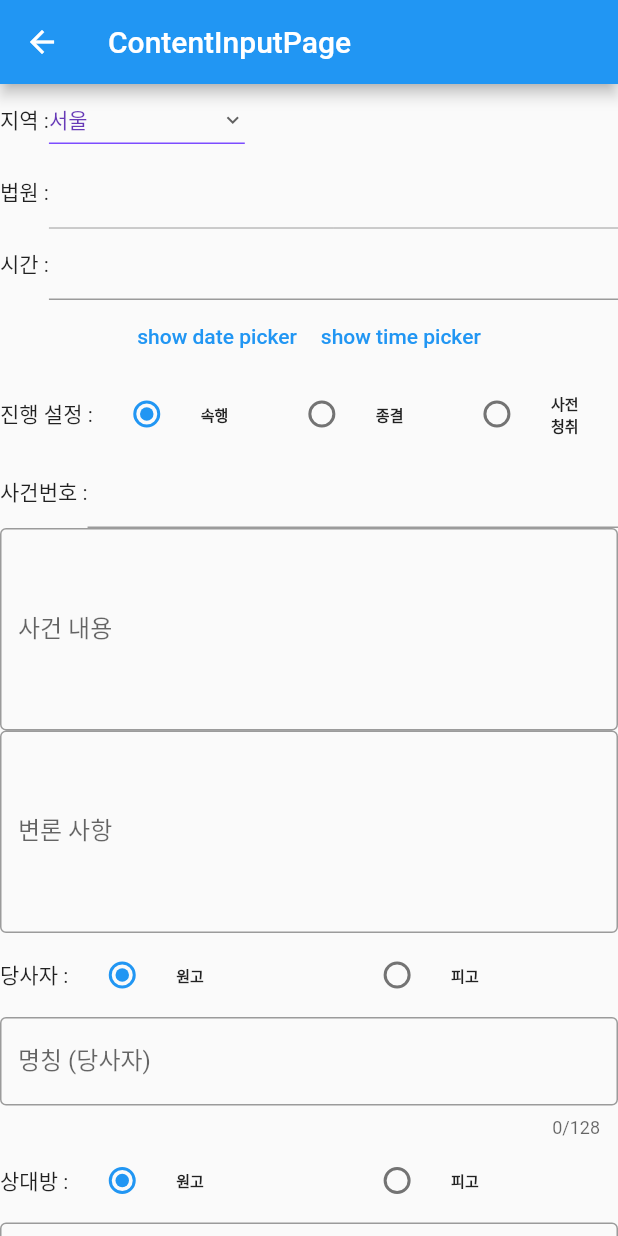
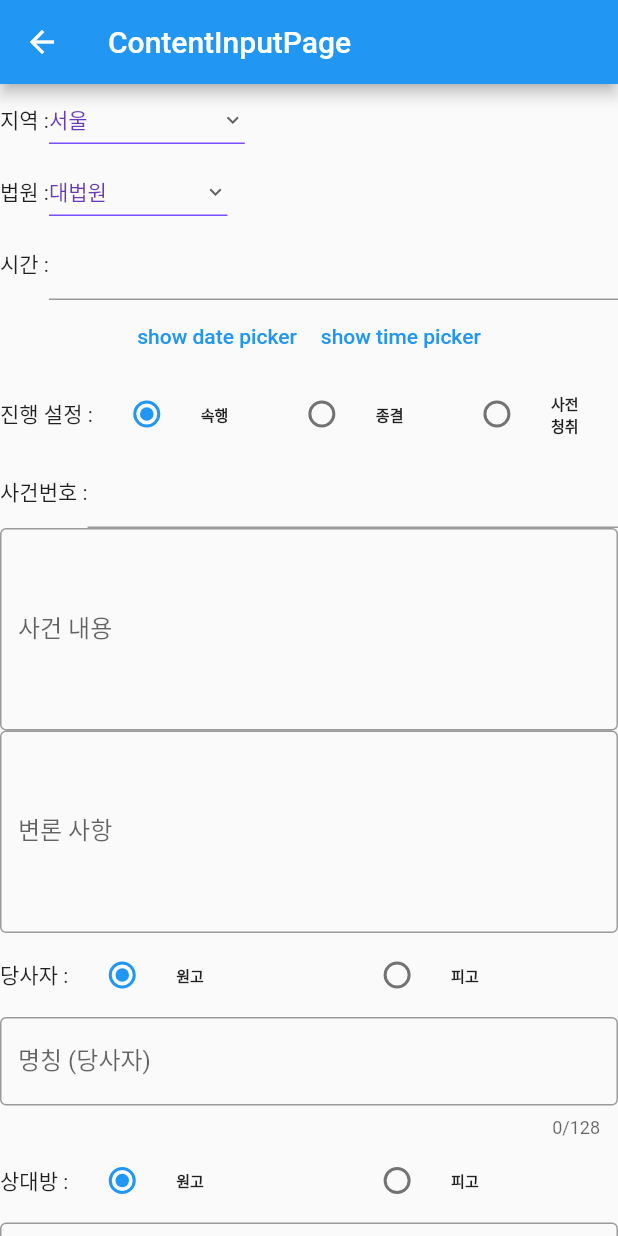
Before and after one commit to godzilla35/lawming_client, a Flutter app: the ContentInputPage screen opened directly, on a phone screen of 412 x 824 dp. Run offline on Flutter 3.47's test engine with Material 2 defaults, Android fonts, the phone set to English and light mode, and no system bars; our stand-ins replace email_validator, flutter_datetime_picker, jwt_decoder, shared_preferences; accounts and stored records are empty.

Commit message:
복대리 업로드시 법원을 지역별로 선택할수 있도록 수정

```diff
--- a/lib/constants/court_info.dart
+++ b/lib/constants/court_info.dart
@@ -37,6 +37,7 @@ class CourtInfo {
     '제주도': ['제주지방법원'],
   };
   List<String> getCourtListByLocation(String location) {
+    print('===### location = $location');
     return _courtInfo[location]!;
   }
 
--- a/lib/screens/content_input_page.dart
+++ b/lib/screens/content_input_page.dart
@@ -19,7 +19,6 @@ class _ContentInputPageState extends State<ContentInputPage> {
   PartyType _myPartyType = PartyType.plaintiff;
   PartyType _otherPartyType = PartyType.plaintiff;
 
-  final courtController = TextEditingController();
   final timeController = TextEditingController();
   // 진행 설정
   final caseNumController = TextEditingController();
@@ -31,7 +30,8 @@ class _ContentInputPageState extends State<ContentInputPage> {
   final opponentNameController = TextEditingController();
   final costController = TextEditingController();
 
-  String dropdownValue = CourtInfo().getLocationList()[0];
+  String locationDropdownValue = '서울';
+  String courtDropdownValue = '대법원';
 
   @override
   Widget build(BuildContext context) {
@@ -45,8 +45,7 @@ class _ContentInputPageState extends State<ContentInputPage> {
                 children: [
                   Text('지역 :'),
                   DropdownButton<String>(
-
-                    value: dropdownValue,
+                    value: locationDropdownValue,
                     icon: const Icon(Icons.keyboard_arrow_down),
                     iconSize: 16,
                     elevation: 16,
@@ -57,9 +56,9 @@ class _ContentInputPageState extends State<ContentInputPage> {
                     ),
                     onChanged: (String? newValue) {
                       setState(() {
-                        print('===### newValue! = $newValue');
-                        dropdownValue = newValue!;
-                        print('===### dropdownmenu! = $dropdownValue');
+                        locationDropdownValue = newValue!;
+                        courtDropdownValue = CourtInfo()
+                            .getCourtListByLocation(locationDropdownValue)[0];
                       });
                     },
                     items: CourtInfo()
@@ -77,11 +76,29 @@ class _ContentInputPageState extends State<ContentInputPage> {
               Row(
                 children: [
                   Text('법원 :'),
-                  Expanded(
-                    child: TextField(
-                      controller: courtController,
-                      enabled: false,
+                  DropdownButton<String>(
+                    value: courtDropdownValue,
+                    icon: const Icon(Icons.keyboard_arrow_down),
+                    iconSize: 16,
+                    elevation: 16,
+                    style: const TextStyle(color: Colors.deepPurple),
+                    underline: Container(
+                      height: 1,
+                      color: Colors.deepPurpleAccent,
                     ),
+                    onChanged: (String? newValue) {
+                      setState(() {
+                        courtDropdownValue = newValue!;
+                      });
+                    },
+                    items: CourtInfo()
+                        .getCourtListByLocation(locationDropdownValue)
+                        .map((String value) {
+                      return DropdownMenuItem<String>(
+                        value: value,
+                        child: Text(value),
+                      );
+                    }).toList(),
                   ),
                 ],
               ),
@@ -352,7 +369,7 @@ class _ContentInputPageState extends State<ContentInputPage> {
                   TextButton(
                     onPressed: () async {
                       BokdaeriPost bok = BokdaeriPost(
-                        court: courtController.text,
+                        court: courtDropdownValue,
                         time: DateTime.parse(timeController.text),
                         progressType: _progressType,
                         caseNum: caseNumController.text,
```
